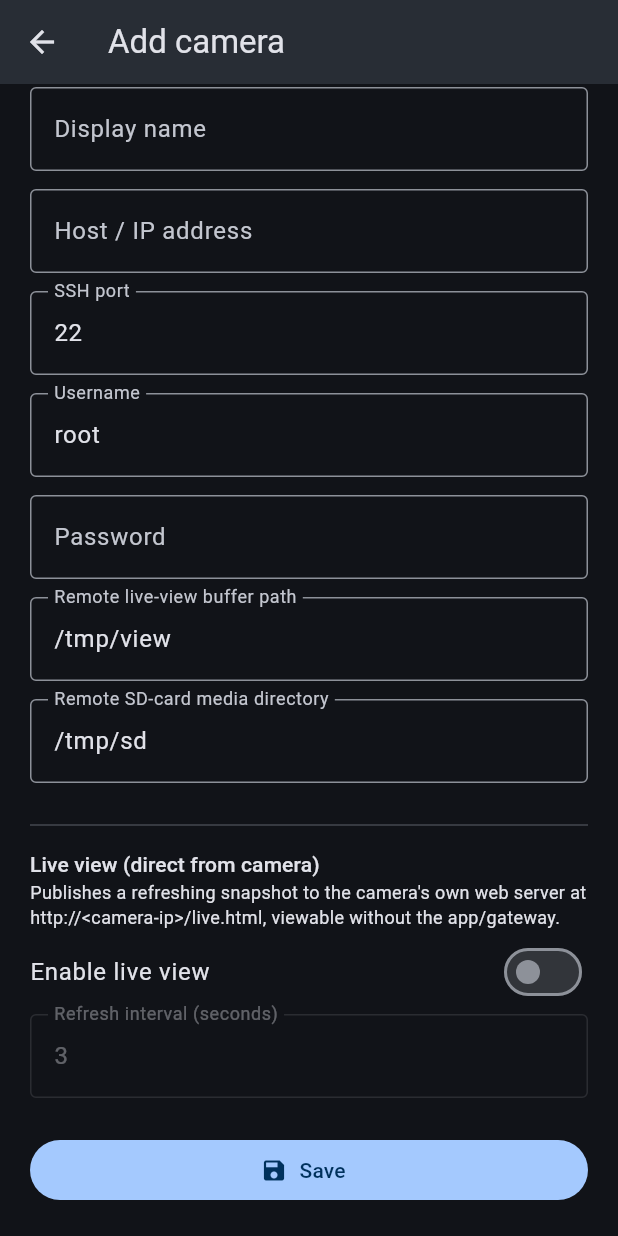
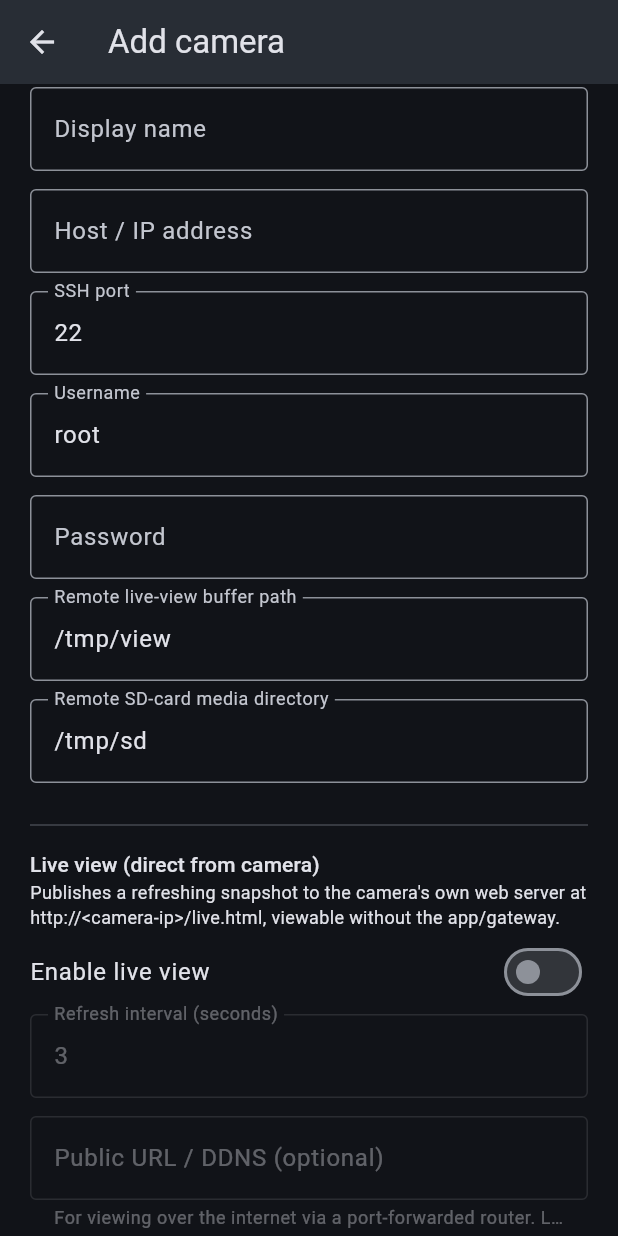
Before and after one commit to jwgmpi-wolff/camcontrol, a Flutter app: the CameraEditScreen screen opened directly, scrolled down 230 dp, on a phone screen of 412 x 824 dp. Run offline on Flutter 3.47's test engine with Material 3 defaults, Android fonts, the phone set to English and light mode, and no system bars; our stand-ins replace share_plus, shared_preferences, video_player; accounts and stored records are empty; network calls fail.

Commit message:
Add public URL/DDNS support and a live-view launcher in the app
- LiveViewConfig gets a public_url field (DDNS hostname/public IP,
  optionally with a port-forwarded port) used instead of the LAN host
  when building the live.html link, for viewing a camera's feed from
  outside the LAN.
- Camera edit screen: public URL field plus a 'View live feed' button
  that opens it via url_launcher (external browser).

```diff
--- a/ui/lib/screens/camera_edit_screen.dart
+++ b/ui/lib/screens/camera_edit_screen.dart
@@ -1,5 +1,6 @@
 import 'package:flutter/material.dart';
 import 'package:provider/provider.dart';
+import 'package:url_launcher/url_launcher.dart';
 
 import '../main.dart';
 import '../models/camera.dart';
@@ -42,6 +43,7 @@ class _CameraEditScreenState extends State<CameraEditScreen> {
   final _rtspUrlCtrl = TextEditingController();
   bool _liveViewEnabled = false;
   final _liveViewIntervalCtrl = TextEditingController(text: '3');
+  final _liveViewPublicUrlCtrl = TextEditingController();
   Map<String, dynamic>? _existingMotion;
 
   List<Map<String, dynamic>> _allCameras = [];
@@ -78,6 +80,8 @@ class _CameraEditScreenState extends State<CameraEditScreen> {
             _liveViewEnabled = liveView?['enabled'] as bool? ?? false;
             _liveViewIntervalCtrl.text =
                 '${liveView?['poll_interval_seconds'] ?? 3}';
+            _liveViewPublicUrlCtrl.text =
+                liveView?['public_url'] as String? ?? '';
           } else {
             _rtspUrlCtrl.text = match['rtsp_url'] as String? ?? '';
           }
@@ -109,6 +113,7 @@ class _CameraEditScreenState extends State<CameraEditScreen> {
     _remoteMediaCtrl.dispose();
     _rtspUrlCtrl.dispose();
     _liveViewIntervalCtrl.dispose();
+    _liveViewPublicUrlCtrl.dispose();
     super.dispose();
   }
 
@@ -141,6 +146,7 @@ class _CameraEditScreenState extends State<CameraEditScreen> {
           'enabled': _liveViewEnabled,
           'poll_interval_seconds':
               double.tryParse(_liveViewIntervalCtrl.text.trim()) ?? 3.0,
+          'public_url': _liveViewPublicUrlCtrl.text.trim(),
         },
       };
     }
@@ -345,7 +351,52 @@ class _CameraEditScreenState extends State<CameraEditScreen> {
         ),
         keyboardType: const TextInputType.numberWithOptions(decimal: true),
       ),
+      const SizedBox(height: 12),
+      TextFormField(
+        controller: _liveViewPublicUrlCtrl,
+        enabled: _liveViewEnabled,
+        decoration: const InputDecoration(
+          labelText: 'Public URL / DDNS (optional)',
+          hintText: 'myhome.duckdns.org:8080',
+          helperText: 'For viewing over the internet via a port-forwarded '
+              'router. Leave blank to use the LAN IP.',
+          border: OutlineInputBorder(),
+        ),
+        keyboardType: TextInputType.url,
+        autocorrect: false,
+      ),
+      if (widget.existing != null) ...[
+        const SizedBox(height: 12),
+        OutlinedButton.icon(
+          icon: const Icon(Icons.open_in_new),
+          label: const Text('View live feed'),
+          onPressed: () => _openLiveView(widget.existing!.id),
+        ),
+      ],
     ];
+  }
+
+  Future<void> _openLiveView(String cameraId) async {
+    final messenger = ScaffoldMessenger.of(context);
+    try {
+      final status =
+          await context.read<AppState>().api.getLiveViewStatus(cameraId);
+      final url = status['url'] as String?;
+      if (url == null) {
+        messenger.showSnackBar(
+          const SnackBar(content: Text('Live view is not enabled for this camera')),
+        );
+        return;
+      }
+      final uri = Uri.parse(url);
+      final launched =
+          await launchUrl(uri, mode: LaunchMode.externalApplication);
+      if (!launched) {
+        messenger.showSnackBar(SnackBar(content: Text('Could not open $url')));
+      }
+    } catch (e) {
+      messenger.showSnackBar(SnackBar(content: Text('Failed: $e')));
+    }
   }
 
   List<Widget> _buildRtspFields() {
--- a/ui/pubspec.yaml
+++ b/ui/pubspec.yaml
@@ -41,6 +41,7 @@ dependencies:
   intl: ^0.19.0
   share_plus: ^10.1.2
   path_provider: ^2.1.4
+  url_launcher: ^6.3.1
 
 dev_dependencies:
   flutter_test:
```
Also changed, not shown: ui/lib/services/api_service.dart (+9 -0 lines), ui/pubspec.lock, 2 other files.
